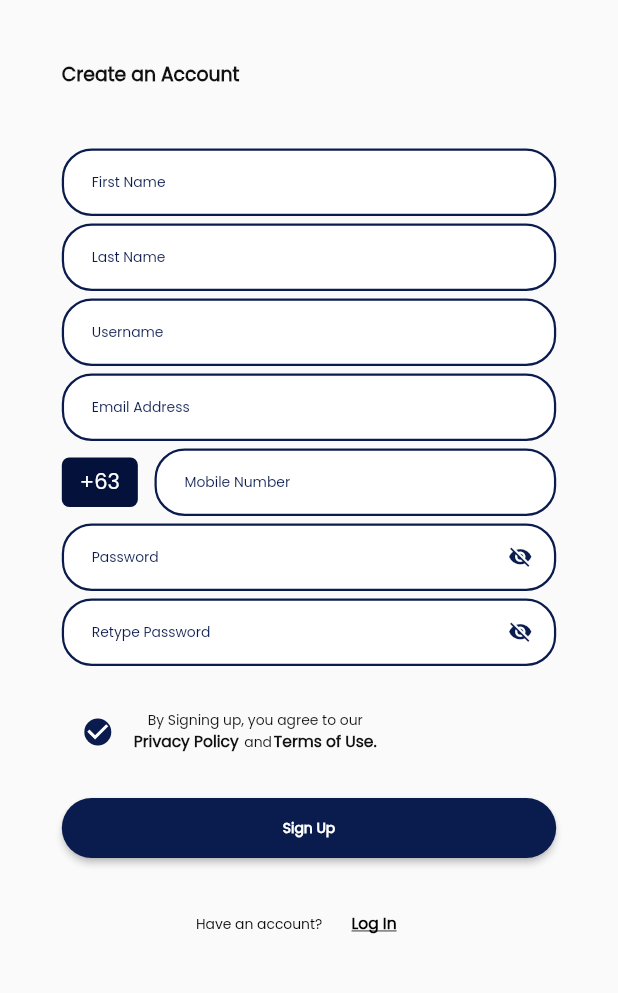
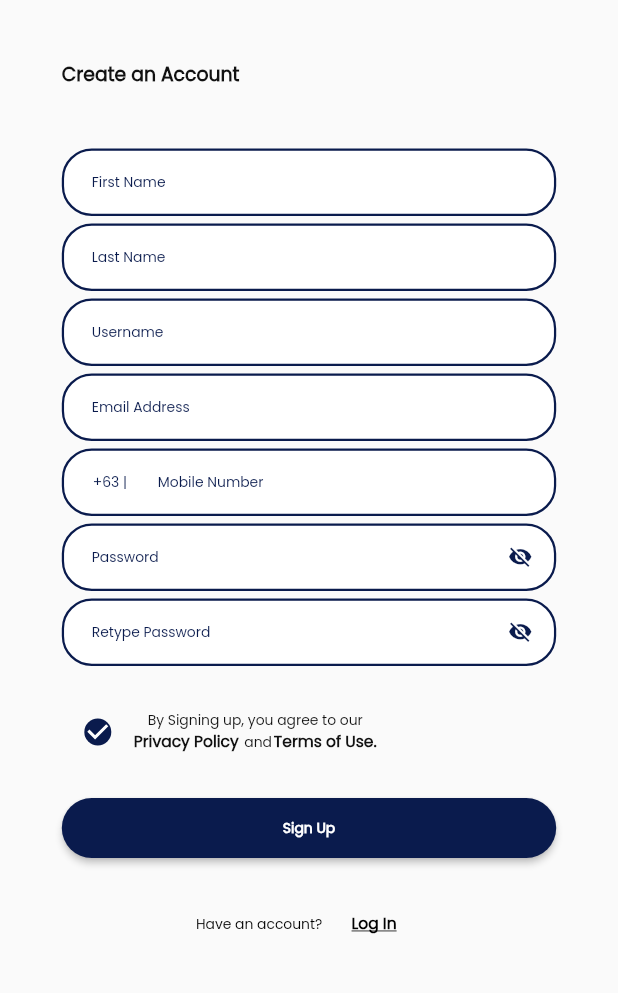
Before and after one commit to niikocap/Spotmii, a Flutter app: the SignUp screen opened directly, on a phone screen of 412 x 824 dp, the part 84-1077 px from its top. Run offline on Flutter 3.47's test engine with Material 2 defaults, Android fonts, the light colour scheme and no system bars; our stand-ins replace bloc, dio, equatable, file_picker, flutter_bloc, flutter_credit_card and 6 more; missing offline and left inert: fl_country_code_picker, mobile_scanner, pattern_formatter, search_choices; accounts and stored records are empty; network calls fail.

Commit message:
change server and i modified signup.dart

```diff
--- a/lib/components/constants.dart
+++ b/lib/components/constants.dart
@@ -1,7 +1,7 @@
 import 'package:flutter/material.dart';
 //todo assign values
 Color mainColor = Colors.red;
-String url = "https://app.spot-mii.site/services.php";
+String url = "https://app.spotmii.com.au/services.php";
 
 double MF(size,context){
   double ratio = MediaQuery.of(context).devicePixelRatio;
--- a/lib/constant.dart
+++ b/lib/constant.dart
@@ -2,7 +2,7 @@ import 'package:flutter/material.dart';
 
 Color button = Color(0xff04123B);
 //main server
-String url = "https://app.spot-mii.site/services.php";
+String url = "https://app.spotmii.com.au/services.php";
 //twilio auth
 var uname = 'AC832d226c331da9c46854123395a13f0f';
 var pword = '72c5ec707249f658786c89861e2cab0f';
--- a/lib/main.dart
+++ b/lib/main.dart
@@ -50,7 +50,7 @@ void main() async{
   }
   runApp(const MyApp());
 }
-
+//test
 class MyApp extends StatelessWidget {
   const MyApp({Key? key}) : super(key: key);
 
--- a/lib/screens/money.dart
+++ b/lib/screens/money.dart
@@ -387,7 +387,7 @@ class _SendState extends State<Send> {
                                 "uid" : currentUser!.userID,
                                 "amount" : amount.text,
                                 "note" : note.text,
-                                "currency" : selectedCurrency, //todo change to drop down
+                                "currency" : Currency.getCode(Currency.getText(selectedCurrency)), //todo change to drop down
                                 "target" : recipient.text,
                               });
                               if(response.length == 42){
--- a/lib/screens/signup.dart
+++ b/lib/screens/signup.dart
@@ -139,12 +139,87 @@ class _SignUpState extends State<SignUp> {
                       child: MyWidgets.errorTextFormField(email, "Email Address",Color(0xff0A1B4D),context,emailErrorOn,emailErrorMessage,_focus3),
                     ),
                     SizedBox(height: 5),
-                    /*
                     SizedBox(
                       width: MediaQuery.of(context).size.width * 0.8,
-                      child: MyWidgets.errorTextFormField(number, "Mobile Number",Color(0xff0A1B4D),context,numberErrorOn,numberErrorMessage,_focus4),
+                      child: Container(
+                        alignment: Alignment.center,
+                        height: 45,
+                        decoration: BoxDecoration(
+                          borderRadius: BorderRadius.circular(20),
+                        ),
+                        child: Stack(
+                          alignment: Alignment.center,
+                          children: [
+                            TextFormField(
+                              focusNode: _focus4,
+                              controller: number,
+                              style: TextStyle(
+                                  color: Color(0xff0A1B4D),
+                                  fontSize: MF(17, context),
+                                  fontFamily: "Poppins"
+                              ),
+                              decoration:  InputDecoration(
+                                prefixIcon: TextButton(
+                                  onPressed: ()async{
+                                    final code1 = await countryPicker.showPicker(context: context);
+                                    setState(() {
+                                      code = code1!.dialCode;
+                                      print(code);
+                                    });
+                                  },
+                                  child: MyWidgets.text("$code | ", 17, FontWeight.normal, Color(0xff0A1B4D), context, false),
+                                ),
+                                filled: true,
+                                focusedBorder: OutlineInputBorder(
+                                  borderSide:  BorderSide(color: Color(0xff0A1B4D), width: 1.5,),
+                                  borderRadius: BorderRadius.circular(20),
+                                ),
+                                enabledBorder: OutlineInputBorder(
+                                  borderSide:  BorderSide(color: Color(0xff0A1B4D), width: 1.5,),
+                                  borderRadius: BorderRadius.circular(20),
+                                ),
+                                errorBorder: OutlineInputBorder(
+                                  borderSide:  BorderSide(color: Color(0xff0A1B4D), width: 1.5,),
+                                  borderRadius: BorderRadius.circular(20),
+                                ),
+                                focusedErrorBorder: OutlineInputBorder(
+                                  borderSide:  BorderSide(color: Color(0xff0A1B4D), width: 1.5,),
+                                  borderRadius: BorderRadius.circular(20),
+                                ),
+                                fillColor: Colors.white,
+                                hintText: "Mobile Number",
+                                contentPadding: EdgeInsets.symmetric(horizontal: 20,vertical: 0),
+                                hintStyle: TextStyle(
+                                    color: Color(0xff0A1B4D),
+                                    fontSize: MF(17, context),
+                                    fontFamily: "Poppins"
+                                ),
+                              ),
+                            ),
+                            Positioned(
+                              right: ( MediaQuery.of(context).size.width / 20 ),
+                              //top: 12.5,
+                              child: Visibility(
+                                visible: numberErrorOn,
+                                child: Text(
+                                  numberErrorMessage,
+                                  style: TextStyle(
+                                      fontSize: MF(14, context),
+                                      fontFamily: "Poppins",
+                                      fontWeight: FontWeight.normal,
+                                      fontStyle: FontStyle.italic,
+                                      color:Colors.red
+                                  ),
+                                ),
+                              ),
+                            )
+                          ],
+                        ),
+                      ),
                     ),
-                     */
+                    /*
+
+
                     SizedBox(
                       width: MediaQuery.of(context).size.width *  0.80,
                       child: Row(
@@ -177,7 +252,7 @@ class _SignUpState extends State<SignUp> {
                         ],
                       ),
                     ),
-
+                    */
 
                     SizedBox(height: 5),
                     SizedBox(
@@ -293,7 +368,8 @@ class _SignUpState extends State<SignUp> {
                                     borderRadius: BorderRadius.only(
                                       topRight: Radius.circular(10),
                                       topLeft: Radius.circular(10),
-                                    )
+                                    ),
+                                    color: Colors.white
                                   ),
                                   height: MediaQuery.of(context).size.height * 0.6,
                                   child: Column(
```
